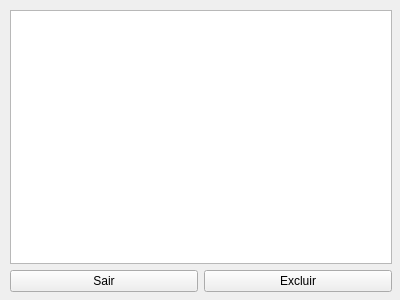
Old version of the form design/DeleteWidget.ui in the repository ryukinix/rentalcar.
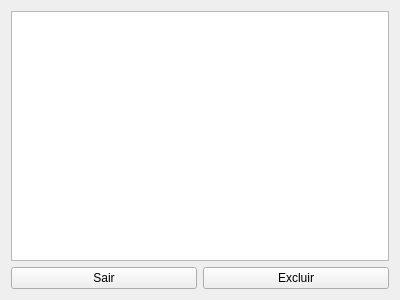
New version of the form.

Commit message:
Realiza ajustes de interface
+ DeleteWidget
+ MainWindow

Algumas sincronias de tamanho e etc.

Diff of the .ui file:
```diff
--- a/design/DeleteWidget.ui
+++ b/design/DeleteWidget.ui
@@ -13,15 +13,8 @@
   <property name="windowTitle">
    <string>Form</string>
   </property>
-  <widget class="QWidget" name="verticalLayoutWidget">
-   <property name="geometry">
-    <rect>
-     <x>10</x>
-     <y>10</y>
-     <width>382</width>
-     <height>282</height>
-    </rect>
-   </property>
+  <layout class="QGridLayout" name="gridLayout">
+   <item row="0" column="0">
    <layout class="QVBoxLayout" name="verticalLayout">
     <item>
      <widget class="QTreeView" name="treeView">
@@ -61,7 +54,8 @@
      </layout>
     </item>
    </layout>
-  </widget>
+   </item>
+  </layout>
  </widget>
  <resources/>
  <connections/>
```
Left out of the diff: 2 changed lines with no effect on the pictures. Lines whose indentation alone changed are shown as unchanged. The commit also changes 3 other files.
